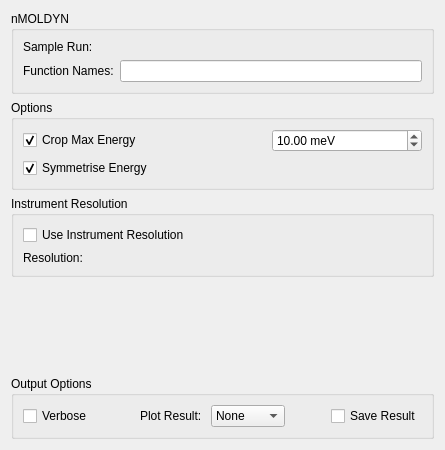
Qt form Code/Mantid/MantidQt/CustomInterfaces/inc/MantidQtCustomInterfaces/IndirectMolDyn.ui (mantidproject/mantid) before a commit.
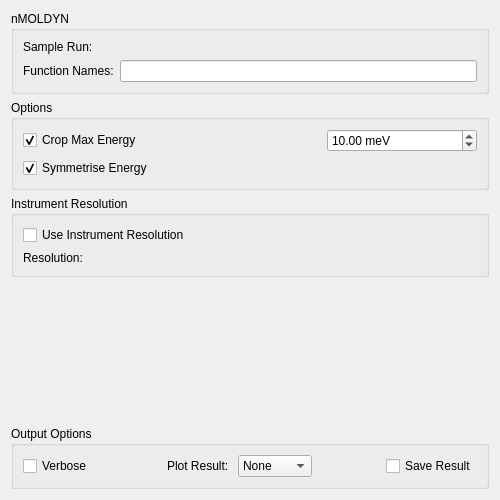
The same form after that commit. Custom widgets are drawn as their Qt base class.

Commit message:
Fix ion selection and UI size
Refs #10298

The edit to the form file:
```diff
--- a/Code/Mantid/MantidQt/CustomInterfaces/inc/MantidQtCustomInterfaces/IndirectMolDyn.ui
+++ b/Code/Mantid/MantidQt/CustomInterfaces/inc/MantidQtCustomInterfaces/IndirectMolDyn.ui
@@ -6,8 +6,8 @@
    <rect>
     <x>0</x>
     <y>0</y>
-    <width>445</width>
-    <height>450</height>
+    <width>500</width>
+    <height>500</height>
    </rect>
   </property>
   <property name="windowTitle">
```
The commit also changes 4 other files.
